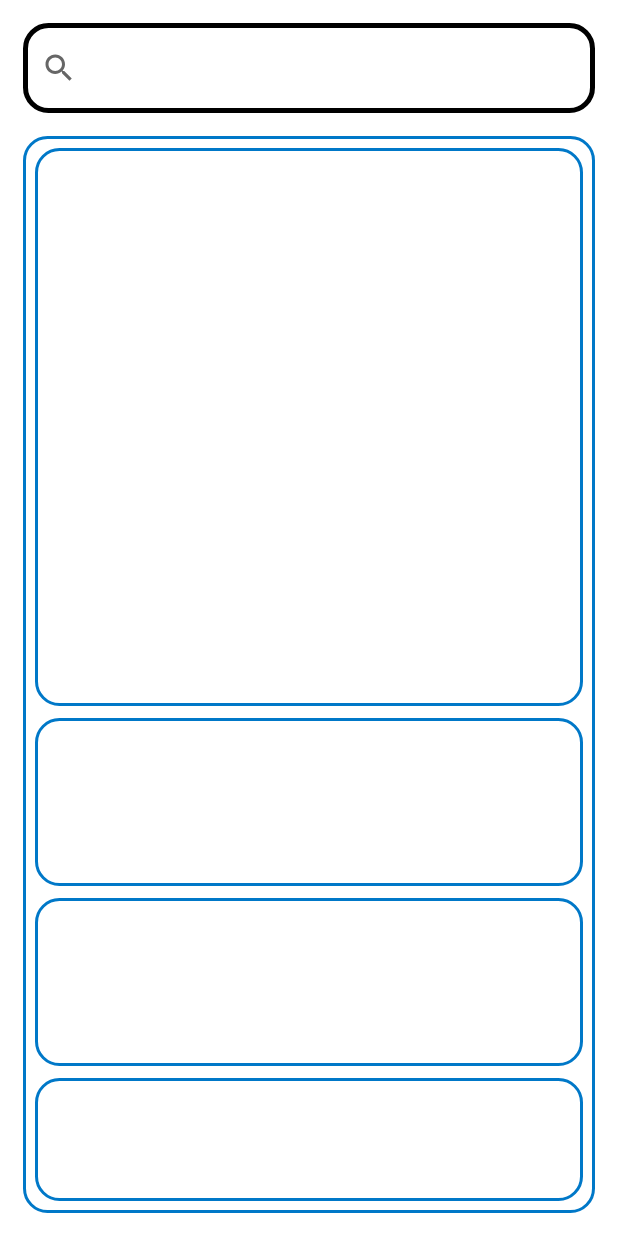
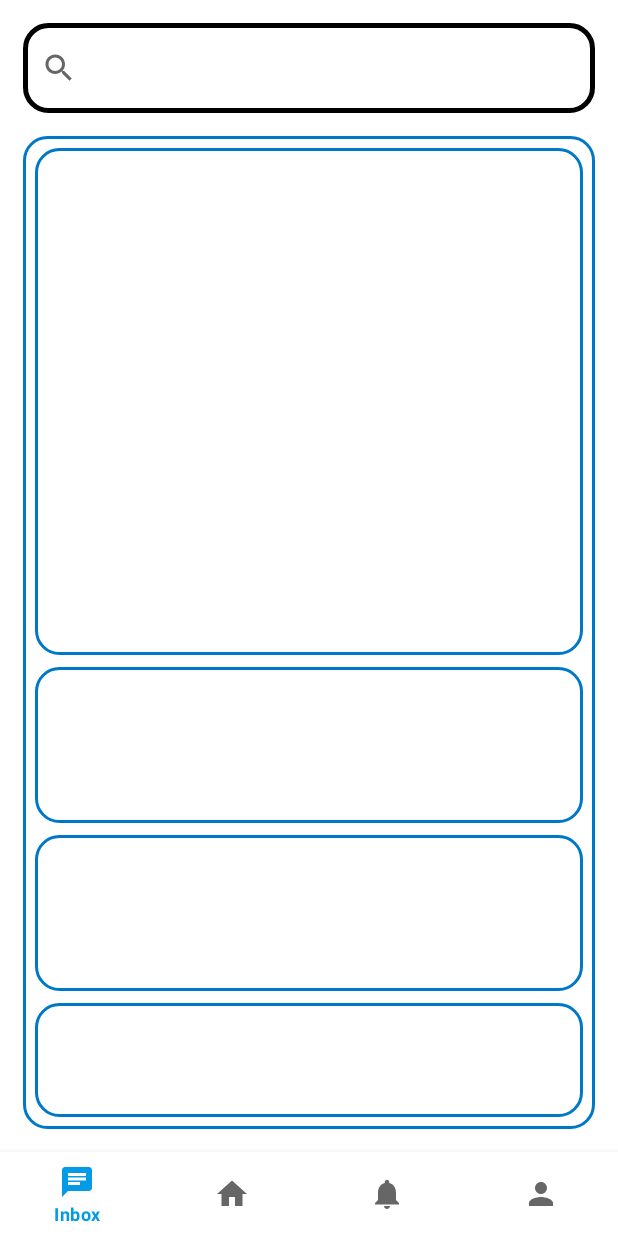
Before and after one commit to startUPPER0/startUPPER-App, an Android app: the FeedActivity screen opened directly, with no data from a screen before it, on a phone screen of 412 x 824 dp. Run offline under Robolectric (Android 15) with nearby library versions, the phone set to English and light mode, and no system bars.

Commit message:
create bottom navigation bar

```diff
--- a/startUpper/app/build.gradle
+++ b/startUpper/app/build.gradle
@@ -1,3 +1,8 @@
+buildscript {
+    ext {
+        agp_version = '7.1.2'
+    }
+}
 plugins {
     id 'org.jetbrains.kotlin.android'
     id 'com.android.application'
--- a/startUpper/app/src/main/java/com/example/startupper/Login.kt
+++ b/startUpper/app/src/main/java/com/example/startupper/Login.kt
@@ -7,11 +7,14 @@ import android.view.View
 import android.widget.Button
 import android.widget.EditText
 import android.widget.Toast
+import androidx.navigation.findNavController
+import com.google.android.material.bottomnavigation.BottomNavigationView
 
 class Login : AppCompatActivity() {
     final lateinit var email: String
     final lateinit var passw: String
     lateinit var edittextMail: EditText
+    lateinit var bottomNavigationView: BottomNavigationView
     lateinit var edittextPassw: EditText
     lateinit var loginButton: Button
     override fun onCreate(savedInstanceState: Bundle?) {
--- /dev/null
+++ b/startUpper/app/src/main/res/drawable/ic_android_black_24dp.xml
@@ -0,0 +1,9 @@
+<vector xmlns:android="http://schemas.android.com/apk/res/android"
+        android:width="24dp"
+        android:height="24dp"
+        android:viewportWidth="24"
+        android:viewportHeight="24">
+    <path
+        android:pathData="M17.6,11.48 L19.44,8.3a0.63,0.63 0,0 0,-1.09 -0.63l-1.88,3.24a11.43,11.43 0,0 0,-8.94 0L5.65,7.67a0.63,0.63 0,0 0,-1.09 0.63L6.4,11.48A10.81,10.81 0,0 0,1 20L23,20A10.81,10.81 0,0 0,17.6 11.48ZM7,17.25A1.25,1.25 0,1 1,8.25 16,1.25 1.25,0 0,1 7,17.25ZM17,17.25A1.25,1.25 0,1 1,18.25 16,1.25 1.25,0 0,1 17,17.25Z"
+        android:fillColor="#FF000000"/>
+</vector>
--- /dev/null
+++ b/startUpper/app/src/main/res/drawable/ic_baseline_chat_24.xml
@@ -0,0 +1,11 @@
+<vector xmlns:android="http://schemas.android.com/apk/res/android"
+    android:width="24dp"
+    android:height="24dp"
+    android:viewportWidth="24"
+    android:viewportHeight="24"
+    android:tint="?attr/colorControlNormal"
+    android:autoMirrored="true">
+  <path
+      android:fillColor="@android:color/white"
+      android:pathData="M20,2L4,2c-1.1,0 -1.99,0.9 -1.99,2L2,22l4,-4h14c1.1,0 2,-0.9 2,-2L22,4c0,-1.1 -0.9,-2 -2,-2zM6,9h12v2L6,11L6,9zM14,14L6,14v-2h8v2zM18,8L6,8L6,6h12v2z"/>
+</vector>
--- /dev/null
+++ b/startUpper/app/src/main/res/drawable/ic_baseline_home_24.xml
@@ -0,0 +1,10 @@
+<vector xmlns:android="http://schemas.android.com/apk/res/android"
+    android:width="24dp"
+    android:height="24dp"
+    android:viewportWidth="24"
+    android:viewportHeight="24"
+    android:tint="?attr/colorControlNormal">
+  <path
+      android:fillColor="@android:color/white"
+      android:pathData="M10,20v-6h4v6h5v-8h3L12,3 2,12h3v8z"/>
+</vector>
--- /dev/null
+++ b/startUpper/app/src/main/res/drawable/ic_baseline_notifications_24.xml
@@ -0,0 +1,10 @@
+<vector xmlns:android="http://schemas.android.com/apk/res/android"
+    android:width="24dp"
+    android:height="24dp"
+    android:viewportWidth="24"
+    android:viewportHeight="24"
+    android:tint="?attr/colorControlNormal">
+  <path
+      android:fillColor="@android:color/white"
+      android:pathData="M12,22c1.1,0 2,-0.9 2,-2h-4c0,1.1 0.89,2 2,2zM18,16v-5c0,-3.07 -1.64,-5.64 -4.5,-6.32L13.5,4c0,-0.83 -0.67,-1.5 -1.5,-1.5s-1.5,0.67 -1.5,1.5v0.68C7.63,5.36 6,7.92 6,11v5l-2,2v1h16v-1l-2,-2z"/>
+</vector>
--- /dev/null
+++ b/startUpper/app/src/main/res/drawable/ic_baseline_person_24.xml
@@ -0,0 +1,10 @@
+<vector xmlns:android="http://schemas.android.com/apk/res/android"
+    android:width="24dp"
+    android:height="24dp"
+    android:viewportWidth="24"
+    android:viewportHeight="24"
+    android:tint="?attr/colorControlNormal">
+  <path
+      android:fillColor="@android:color/white"
+      android:pathData="M12,12c2.21,0 4,-1.79 4,-4s-1.79,-4 -4,-4 -4,1.79 -4,4 1.79,4 4,4zM12,14c-2.67,0 -8,1.34 -8,4v2h16v-2c0,-2.66 -5.33,-4 -8,-4z"/>
+</vector>
--- a/startUpper/app/src/main/res/layout/activity_feed.xml
+++ b/startUpper/app/src/main/res/layout/activity_feed.xml
@@ -10,16 +10,17 @@
         android:id="@+id/searchView"
         android:layout_width="match_parent"
         android:layout_height="60dp"
+        android:layout_margin="15dp"
         android:background="@drawable/custom_rectangle_black"
         app:layout_constraintStart_toStartOf="parent"
-        app:layout_constraintTop_toTopOf="parent"
-        android:layout_margin="15dp"></SearchView>
+        app:layout_constraintTop_toTopOf="parent"></SearchView>
 
     <FrameLayout
         android:layout_width="match_parent"
         android:layout_height="0dp"
         android:layout_margin="15dp"
-        android:background="@drawable/custom_rectangle"        app:layout_constraintBottom_toBottomOf="parent"
+        android:background="@drawable/custom_rectangle"
+        app:layout_constraintBottom_toTopOf="@+id/bottom_navigation"
         app:layout_constraintStart_toStartOf="parent"
         app:layout_constraintTop_toBottomOf="@+id/searchView">
 
@@ -76,4 +77,15 @@
     </FrameLayout>
 
 
+    <com.google.android.material.bottomnavigation.BottomNavigationView
+        android:id="@+id/bottom_navigation"
+        android:layout_width="match_parent"
+        android:layout_height="wrap_content"
+        android:background="#fff"
+        app:labelVisibilityMode="selected"
+        app:layout_constraintBottom_toBottomOf="parent"
+        app:layout_constraintStart_toStartOf="parent"
+        app:menu="@menu/bottom_navigation_menu" />
+
+
 </androidx.constraintlayout.widget.ConstraintLayout>
--- /dev/null
+++ b/startUpper/app/src/main/res/menu/bottom_navigation_menu.xml
@@ -0,0 +1,26 @@
+<?xml version="1.0" encoding="utf-8"?>
+<menu xmlns:android="http://schemas.android.com/apk/res/android"
+    xmlns:app="http://schemas.android.com/apk/res-auto">
+
+    <item
+        android:id="@+id/inboxBottomMenu"
+        android:enabled="true"
+        android:icon="@drawable/ic_baseline_chat_24"
+        android:title="Inbox" />
+    <item
+        android:id="@+id/feedBottomMenu"
+        android:enabled="true"
+        android:icon="@drawable/ic_baseline_home_24"
+        android:title="Home" />
+
+    <item
+        android:id="@+id/notificationBottomMenu"
+        android:enabled="true"
+        android:icon="@drawable/ic_baseline_notifications_24"
+        android:title="Notifications" />
+    <item
+        android:id="@+id/profileBottomMenu"
+        android:enabled="true"
+        android:icon="@drawable/ic_baseline_person_24"
+        android:title="Profile" />
+</menu>
```
